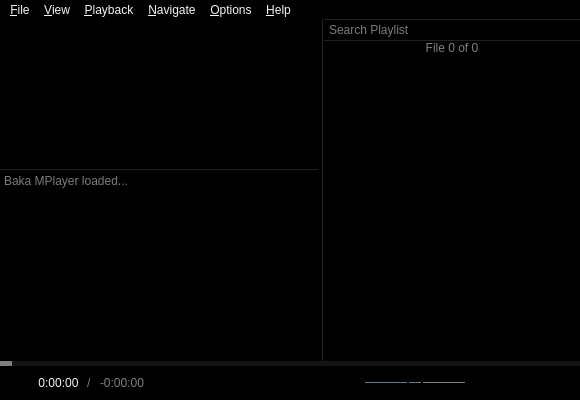
Before: the Qt Designer form Baka MPlayer/ui/mainwindow.ui in u8sand/Baka-MPlayer, drawn with Qt 5.
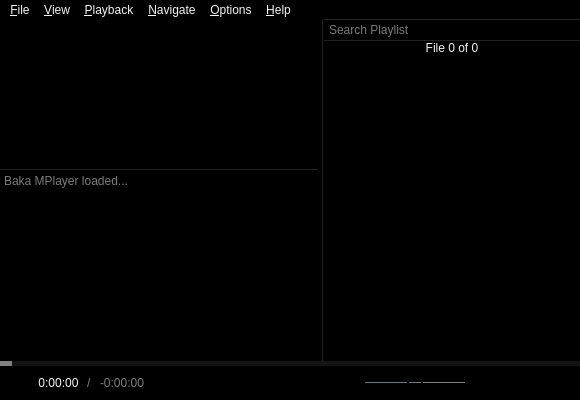
After: the same form once the commit is applied. Icons and pictures are not drawn. Custom widgets are drawn as their Qt base class.

Commit message: mainwindow.ui: remove gray color from indexLabel

Diff of the .ui file:
```diff
--- a/Baka MPlayer/ui/mainwindow.ui
+++ b/Baka MPlayer/ui/mainwindow.ui
@@ -77,10 +77,6 @@
 	padding: 2px;
 }
 
-#indexLabel {
-	color: gray;
-}
-
 #playlistWidget::item {
 	alternate-background-color: #141414;
 }
```
